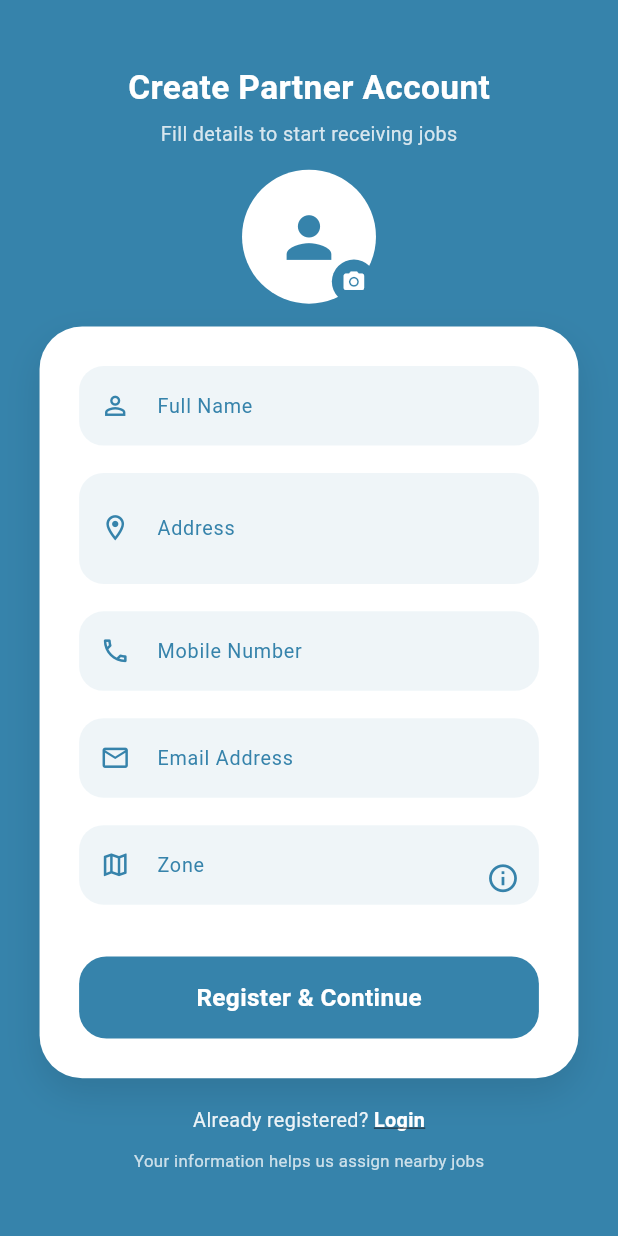
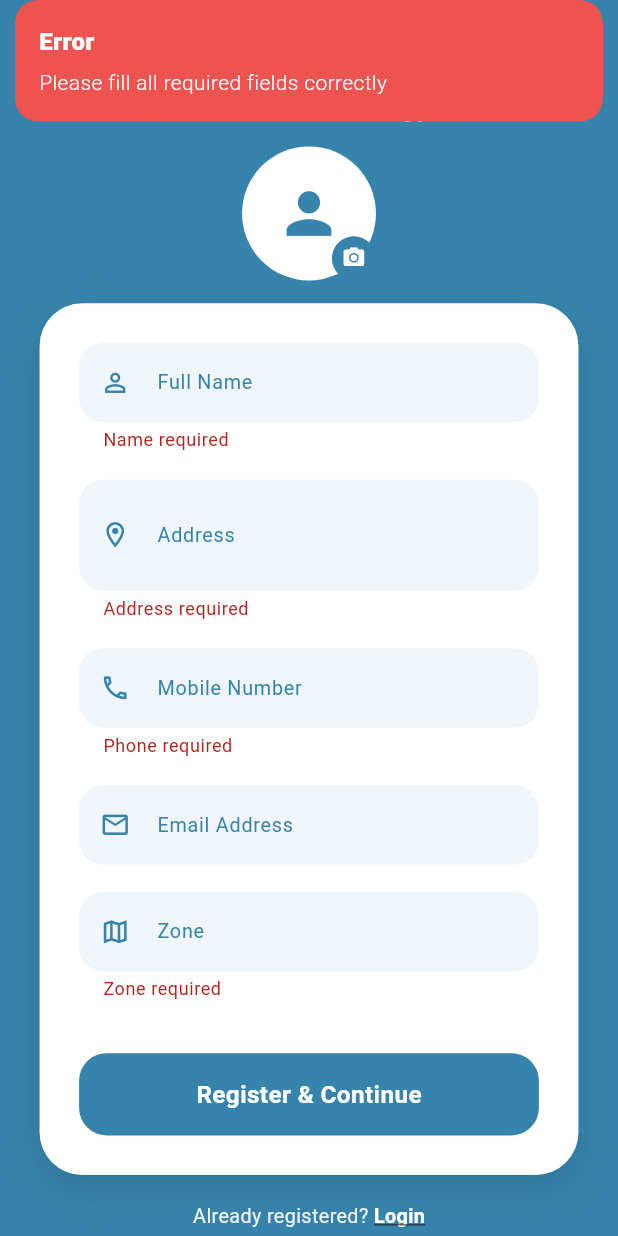
Before and after one commit to kaish02723/dofix-partner-survey-app, a Flutter app: the RegisterScreen screen opened by its route, after a tap on "Register & Continue", on a phone screen of 412 x 824 dp. Run offline on Flutter 3.47's test engine with Material 3 defaults, Android fonts, the phone set to English and light mode, and no system bars; our stand-ins replace flutter_screenutil, get, image_picker, salomon_bottom_bar.

Commit message:
Completed RegisterScreen with validation and navigation

```diff
--- /dev/null
+++ b/lib/controllers/auth/register_controller.dart
@@ -0,0 +1,95 @@
+import 'dart:io';
+import 'package:flutter/material.dart';
+import 'package:get/get.dart';
+import 'package:image_picker/image_picker.dart';
+
+class RegisterController extends GetxController
+    with GetSingleTickerProviderStateMixin {
+
+  static const Color primaryBlue = Color(0xFF3683AB);
+
+  // Animations
+  late AnimationController animationController;
+  late Animation<double> fade;
+  late Animation<Offset> slide;
+
+  // Form key
+  final GlobalKey<FormState> formKey = GlobalKey<FormState>();
+
+  // Controllers
+  final nameCtrl = TextEditingController();
+  final addressCtrl = TextEditingController();
+  final phoneCtrl = TextEditingController();
+  final emailCtrl = TextEditingController();
+  final zoneCtrl = TextEditingController();
+
+  final Rx<File?> profileImage = Rx<File?>(null);
+  final ImagePicker _picker = ImagePicker();
+
+  @override
+  void onInit() {
+    super.onInit();
+
+    animationController = AnimationController(
+      vsync: this,
+      duration: const Duration(milliseconds: 900),
+    );
+
+    fade = Tween<double>(begin: 0, end: 1).animate(
+      CurvedAnimation(parent: animationController, curve: Curves.easeIn),
+    );
+
+    slide = Tween<Offset>(
+      begin: const Offset(0, 0.25),
+      end: Offset.zero,
+    ).animate(
+      CurvedAnimation(parent: animationController, curve: Curves.easeOutCubic),
+    );
+
+    animationController.forward();
+  }
+
+  Future<void> pickProfileImage() async {
+    final XFile? image =
+    await _picker.pickImage(source: ImageSource.gallery, imageQuality: 70);
+    if (image != null) {
+      profileImage.value = File(image.path);
+    }
+  }
+
+  // Updated register function with form validation
+  void register() {
+    FocusManager.instance.primaryFocus?.unfocus();
+
+    if (formKey.currentState!.validate()) {
+      // All fields valid
+      Get.snackbar(
+        "Success",
+        "Registration completed successfully",
+        backgroundColor: Colors.green.shade400,
+        colorText: Colors.white,
+      );
+
+    } else {
+      // Highlights invalid fields automatically
+      Get.snackbar(
+        "Error",
+        "Please fill all required fields correctly",
+        backgroundColor: Colors.red.shade400,
+        colorText: Colors.white,
+      );
+    }
+
+  }
+
+  @override
+  void onClose() {
+    animationController.dispose();
+    nameCtrl.dispose();
+    addressCtrl.dispose();
+    phoneCtrl.dispose();
+    emailCtrl.dispose();
+    zoneCtrl.dispose();
+    super.onClose();
+  }
+}
--- a/lib/views/auth/register_screen.dart
+++ b/lib/views/auth/register_screen.dart
@@ -1,89 +1,25 @@
 import 'dart:io';
-
 import 'package:flutter/material.dart';
 import 'package:flutter_screenutil/flutter_screenutil.dart';
-import 'package:image_picker/image_picker.dart';
+import 'package:get/get.dart';
+import '../../controllers/auth/register_controller.dart';
 
-class RegisterScreen extends StatefulWidget {
-  const RegisterScreen({super.key});
+class RegisterScreen extends GetView<RegisterController> {
+  RegisterScreen({super.key});
 
-  @override
-  State<RegisterScreen> createState() => _RegisterScreenState();
-}
-
-class _RegisterScreenState extends State<RegisterScreen>
-    with TickerProviderStateMixin {
-  static const Color primaryBlue = Color(0xFF3683AB);
-
-  late AnimationController _mainController;
-  late Animation<double> _fade;
-  late Animation<Offset> _slide;
-
-  final nameCtrl = TextEditingController();
-  final addressCtrl = TextEditingController();
-  final phoneCtrl = TextEditingController();
-  final emailCtrl = TextEditingController();
-  final zoneCtrl = TextEditingController();
-
-  File? profileImage;
-  final ImagePicker _picker = ImagePicker();
-
-  Future<void> _pickProfileImage() async {
-    final XFile? image =
-    await _picker.pickImage(source: ImageSource.gallery, imageQuality: 70);
-
-    if (image != null) {
-      setState(() {
-        profileImage = File(image.path);
-      });
-    }
-  }
-
-  @override
-  void initState() {
-    super.initState();
-
-    _mainController = AnimationController(
-      vsync: this,
-      duration: const Duration(milliseconds: 900),
-    );
-
-    _fade = Tween<double>(begin: 0, end: 1).animate(
-      CurvedAnimation(parent: _mainController, curve: Curves.easeIn),
-    );
-
-    _slide = Tween<Offset>(
-      begin: const Offset(0, 0.25),
-      end: Offset.zero,
-    ).animate(
-      CurvedAnimation(parent: _mainController, curve: Curves.easeOutCubic),
-    );
-
-    _mainController.forward();
-  }
-
-  @override
-  void dispose() {
-    _mainController.dispose();
-    nameCtrl.dispose();
-    addressCtrl.dispose();
-    phoneCtrl.dispose();
-    emailCtrl.dispose();
-    zoneCtrl.dispose();
-    super.dispose();
-  }
+  final RegisterController controller = Get.put(RegisterController());
 
   @override
   Widget build(BuildContext context) {
-    final mq = MediaQuery.of(context); // MediaQuery usage
+    final mq = MediaQuery.of(context);
 
     return Scaffold(
-      backgroundColor: primaryBlue,
+      backgroundColor: RegisterController.primaryBlue,
       body: SafeArea(
         child: FadeTransition(
-          opacity: _fade,
+          opacity: controller.fade,
           child: SlideTransition(
-            position: _slide,
+            position: controller.slide,
             child: Center(
               child: SingleChildScrollView(
                 padding: EdgeInsets.all(24.w),
@@ -97,9 +33,7 @@ class _RegisterScreenState extends State<RegisterScreen>
                         fontWeight: FontWeight.bold,
                       ),
                     ),
-
                     SizedBox(height: 6.h),
-
                     Text(
                       "Fill details to start receiving jobs",
                       style: TextStyle(
@@ -107,33 +41,32 @@ class _RegisterScreenState extends State<RegisterScreen>
                         fontSize: 13.sp,
                       ),
                     ),
-
                     SizedBox(height: 14.h),
 
                     // PROFILE IMAGE
                     GestureDetector(
-                      onTap: _pickProfileImage,
-                      child: Stack(
+                      onTap: controller.pickProfileImage,
+                      child: Obx(() {
+                        File? image = controller.profileImage.value;
+                        return Stack(
                           alignment: Alignment.bottomRight,
                           children: [
                             CircleAvatar(
                               radius: 44.r,
                               backgroundColor: Colors.white,
                               backgroundImage:
-                            profileImage != null ? FileImage(profileImage!) : null,
-                            child: profileImage == null
-                                ? Icon(
-                              Icons.person,
+                              image != null ? FileImage(image) : null,
+                              child: image == null
+                                  ? Icon(Icons.person,
                                   size: 44.sp,
-                              color: primaryBlue,
-                            )
+                                  color: RegisterController.primaryBlue)
                                   : null,
                             ),
                             Container(
                               padding: EdgeInsets.all(6.w),
                               decoration: const BoxDecoration(
                                 shape: BoxShape.circle,
-                              color: primaryBlue,
+                                color: RegisterController.primaryBlue,
                               ),
                               child: Icon(
                                 Icons.camera_alt,
@@ -142,14 +75,16 @@ class _RegisterScreenState extends State<RegisterScreen>
                               ),
                             ),
                           ],
+                        );
+                      }),
                     ),
-                    ),
-
                     SizedBox(height: 15.h),
 
-                    // FORM CARD
-                    Container(
-                      width: mq.size.width, // MediaQuery usage
+                    // FORM
+                    Form(
+                      key: controller.formKey,
+                      child: Container(
+                        width: mq.size.width,
                         padding: EdgeInsets.all(24.w),
                         decoration: BoxDecoration(
                           color: Colors.white,
@@ -164,75 +99,68 @@ class _RegisterScreenState extends State<RegisterScreen>
                         ),
                         child: Column(
                           children: [
-                          _animatedField(
-                            delay: 0,
-                            child: _input(
-                              ctrl: nameCtrl,
+                            _input(
+                              ctrl: controller.nameCtrl,
                               label: "Full Name",
                               icon: Icons.person_outline,
+                              validator: (v) =>
+                              v!.trim().isEmpty ? "Name required" : null,
                             ),
-                          ),
-                          _animatedField(
-                            delay: 100,
-                            child: _input(
-                              ctrl: addressCtrl,
+                            _input(
+                              ctrl: controller.addressCtrl,
                               label: "Address",
                               icon: Icons.location_on_outlined,
                               lines: 2,
+                              validator: (v) =>
+                              v!.trim().isEmpty ? "Address required" : null,
                             ),
-                          ),
-                          _animatedField(
-                            delay: 200,
-                            child: _input(
-                              ctrl: phoneCtrl,
+                            _input(
+                              ctrl: controller.phoneCtrl,
                               label: "Mobile Number",
                               icon: Icons.phone_outlined,
                               keyboard: TextInputType.phone,
+                              validator: (v) {
+                                if (v!.trim().isEmpty) return "Phone required";
+                                if (!RegExp(r'^[0-9]{10}$').hasMatch(v.trim()))
+                                  return "Enter valid 10-digit number";
+                                return null;
+                              },
                             ),
-                          ),
-                          _animatedField(
-                            delay: 300,
-                            child: _input(
-                              ctrl: emailCtrl,
+                            _input(
+                              ctrl: controller.emailCtrl,
                               label: "Email Address",
                               icon: Icons.email_outlined,
                               keyboard: TextInputType.emailAddress,
+                              validator: (v) {
+                                if (v!.trim().isEmpty) return null; // optional
+                                if (!RegExp(r'^[\w-\.]+@([\w-]+\.)+[\w-]{2,4}$')
+                                    .hasMatch(v.trim())) return "Enter valid email";
+                                return null;
+                              },
                             ),
-                          ),
-                          _animatedField(
-                            delay: 400,
-                            child: Stack(
-                              alignment: Alignment.centerRight,
-                              children: [
                             _input(
-                                  ctrl: zoneCtrl,
+                              ctrl: controller.zoneCtrl,
                               label: "Zone",
                               icon: Icons.map_outlined,
-                                ),
-                                IconButton(
-                                  icon: Icon(
-                                    Icons.info_outline,
-                                    color: primaryBlue,
-                                    size: 22.sp,
-                                  ),
-                                  onPressed: _showZoneInfo,
-                                ),
-                              ],
-                            ),
+                              validator: (v) =>
+                              v!.trim().isEmpty ? "Zone required" : null,
                             ),
 
                             SizedBox(height: 16.h),
 
+                            // REGISTER BUTTON
                             InkWell(
                               borderRadius: BorderRadius.circular(18.r),
                               onTap: () {
-                              FocusScope.of(context).unfocus();
+                                // VALIDATE FORM
+                                controller.register();
+
                               },
                               child: Container(
                                 height: 54.h,
                                 width: double.infinity,
                                 decoration: BoxDecoration(
-                                color: primaryBlue,
+                                  color: RegisterController.primaryBlue,
                                   borderRadius: BorderRadius.circular(18.r),
                                 ),
                                 child: Center(
@@ -250,9 +178,9 @@ class _RegisterScreenState extends State<RegisterScreen>
                           ],
                         ),
                       ),
+                    ),
 
                     SizedBox(height: 18.h),
-
                     Row(
                       mainAxisAlignment: MainAxisAlignment.center,
                       children: [
@@ -264,7 +192,7 @@ class _RegisterScreenState extends State<RegisterScreen>
                           ),
                         ),
                         GestureDetector(
-                          onTap: () => Navigator.pop(context),
+                          onTap: () => Get.back(),
                           child: Text(
                             "Login",
                             style: TextStyle(
@@ -279,7 +207,6 @@ class _RegisterScreenState extends State<RegisterScreen>
                     ),
 
                     SizedBox(height: 10.h),
-
                     Text(
                       "Your information helps us assign nearby jobs",
                       style: TextStyle(
@@ -297,26 +224,32 @@ class _RegisterScreenState extends State<RegisterScreen>
     );
   }
 
+  // SINGLE INPUT FIELD
   Widget _input({
     required TextEditingController ctrl,
     required String label,
     required IconData icon,
     int lines = 1,
     TextInputType keyboard = TextInputType.text,
+    String? Function(String?)? validator,
   }) {
     return Padding(
       padding: EdgeInsets.only(bottom: 18.h),
-      child: TextField(
+      child: TextFormField(
         controller: ctrl,
         maxLines: lines,
         keyboardType: keyboard,
-        style: TextStyle(color: primaryBlue, fontSize: 14.sp),
+        validator: validator,
+        style:
+        TextStyle(color: RegisterController.primaryBlue, fontSize: 14.sp),
         decoration: InputDecoration(
           labelText: label,
-          labelStyle: TextStyle(color: primaryBlue, fontSize: 13.sp),
-          prefixIcon: Icon(icon, color: primaryBlue, size: 20.sp),
+          labelStyle:
+          TextStyle(color: RegisterController.primaryBlue, fontSize: 13.sp),
+          prefixIcon:
+          Icon(icon, color: RegisterController.primaryBlue, size: 20.sp),
           filled: true,
-          fillColor: primaryBlue.withOpacity(0.08),
+          fillColor: RegisterController.primaryBlue.withOpacity(0.08),
           border: OutlineInputBorder(
             borderRadius: BorderRadius.circular(16.r),
             borderSide: BorderSide.none,
@@ -325,50 +258,4 @@ class _RegisterScreenState extends State<RegisterScreen>
       ),
     );
   }
-
-  Widget _animatedField({required Widget child, required int delay}) {
-    return TweenAnimationBuilder<double>(
-      tween: Tween(begin: 0, end: 1),
-      duration: const Duration(milliseconds: 600),
-      curve: Curves.easeOut,
-      builder: (_, value, __) => Opacity(
-        opacity: value,
-        child: Transform.translate(
-          offset: Offset(0, 20.h * (1 - value)),
-          child: child,
-        ),
-      ),
-    );
 }
-
-  void _showZoneInfo() {
-    showModalBottomSheet(
-      context: context,
-      shape: RoundedRectangleBorder(
-        borderRadius: BorderRadius.vertical(top: Radius.circular(22.r)),
-      ),
-      builder: (_) => Padding(
-        padding: EdgeInsets.all(20.w),
-        child: Column(
-          mainAxisSize: MainAxisSize.min,
-          crossAxisAlignment: CrossAxisAlignment.start,
-          children: [
-            Text(
-              "What is Zone?",
-              style: TextStyle(
-                fontSize: 18.sp,
-                fontWeight: FontWeight.bold,
-                color: primaryBlue,
-              ),
-            ),
-            SizedBox(height: 10.h),
-            Text(
-              "Zone helps us assign nearby service requests faster.\n\nExample:\n• North Zone\n• South Zone\n• Area Name",
-              style: TextStyle(fontSize: 14.sp),
-            ),
-          ],
-        ),
-      ),
-    );
-  }
-}
--- a/lib/views/dashboard/botton_nav_bar/profile_screen.dart
+++ b/lib/views/dashboard/botton_nav_bar/profile_screen.dart
@@ -179,7 +179,7 @@ class _ProfileScreenState extends State<ProfileScreen>
       onTap: () {
         if (title == "Edit Profile") {
           Navigator.push(context,
-              MaterialPageRoute(builder: (_) => const RegisterScreen()));
+              MaterialPageRoute(builder: (_) => RegisterScreen()));
         } else if (title == "Change Categories") {
           Navigator.push(context,
               MaterialPageRoute(builder: (_) => const CategorySelectionScreen()));
```
Lines whose indentation alone changed are shown as unchanged.
